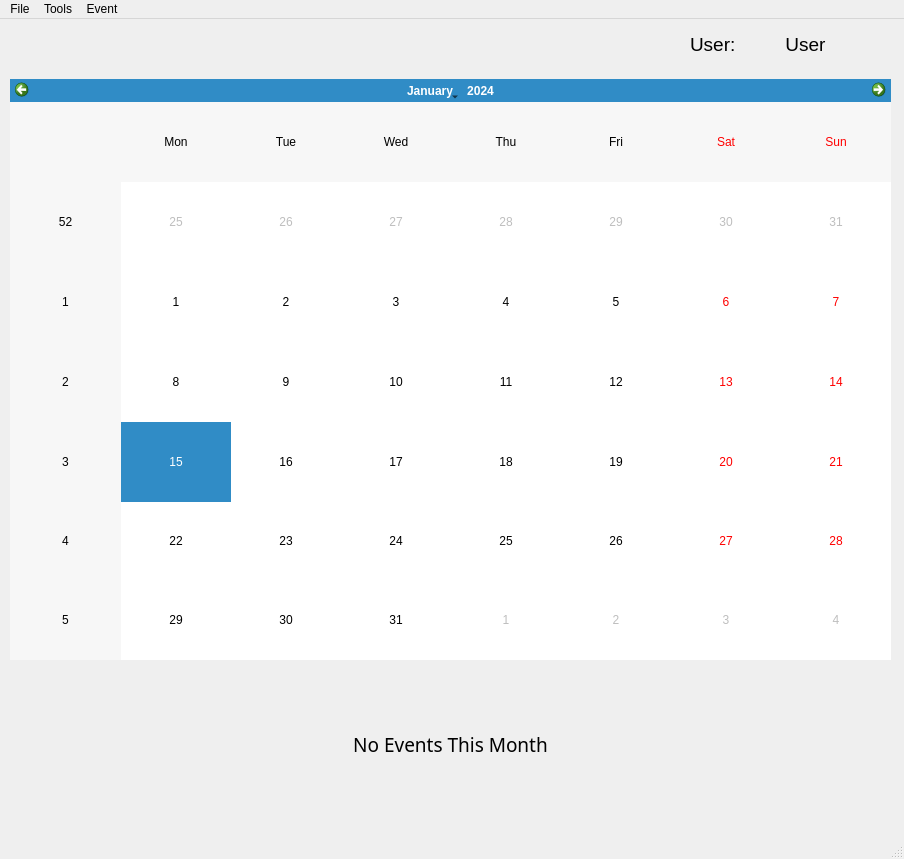
Before: the Qt Designer form CalendarProject.ui in iniguitoo/Calendar-Project, drawn with Qt 5.
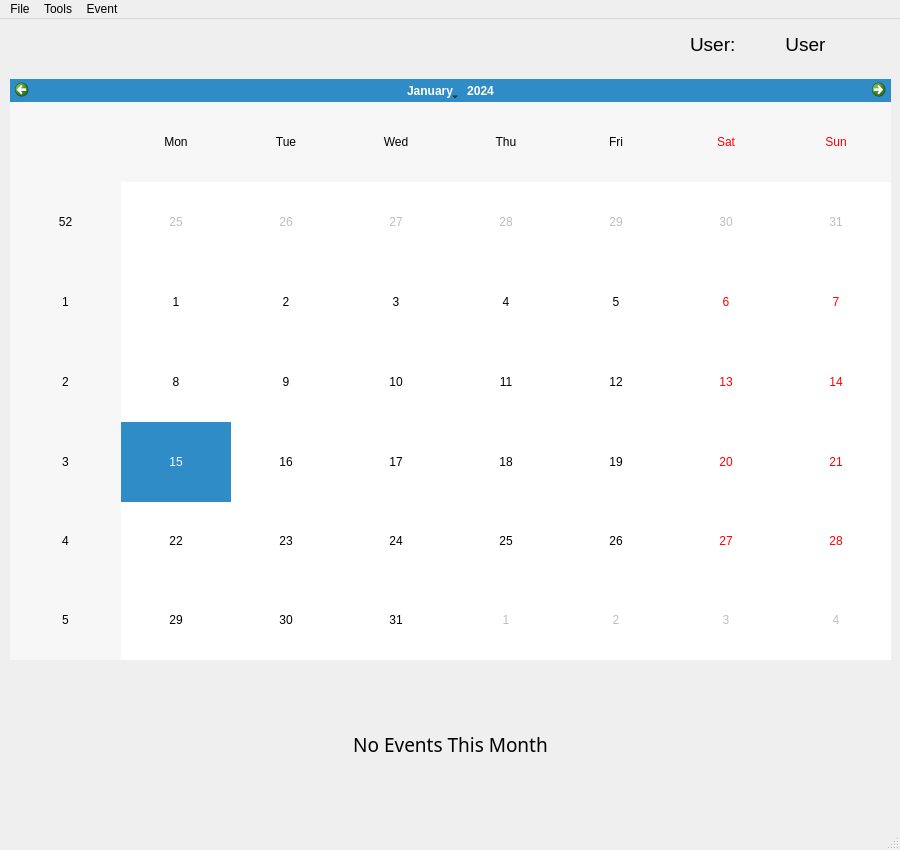
After: the same form once the commit is applied.

What changed in the file:
```diff
--- a/CalendarProject.ui
+++ b/CalendarProject.ui
@@ -6,8 +6,8 @@
    <rect>
     <x>0</x>
     <y>0</y>
-    <width>904</width>
-    <height>859</height>
+    <width>900</width>
+    <height>850</height>
    </rect>
   </property>
   <property name="windowTitle">
@@ -97,8 +97,8 @@
     <rect>
      <x>0</x>
      <y>0</y>
-     <width>904</width>
-     <height>21</height>
+     <width>900</width>
+     <height>26</height>
     </rect>
    </property>
    <widget class="QMenu" name="menufile">
```
